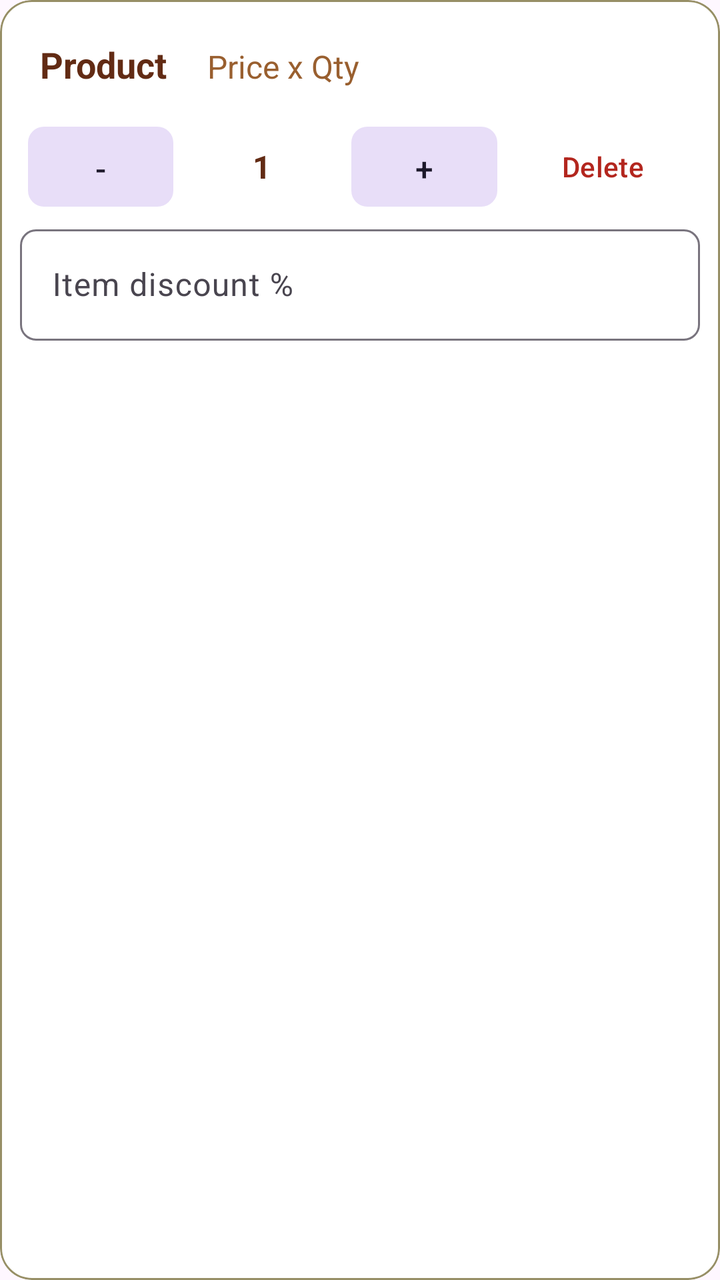
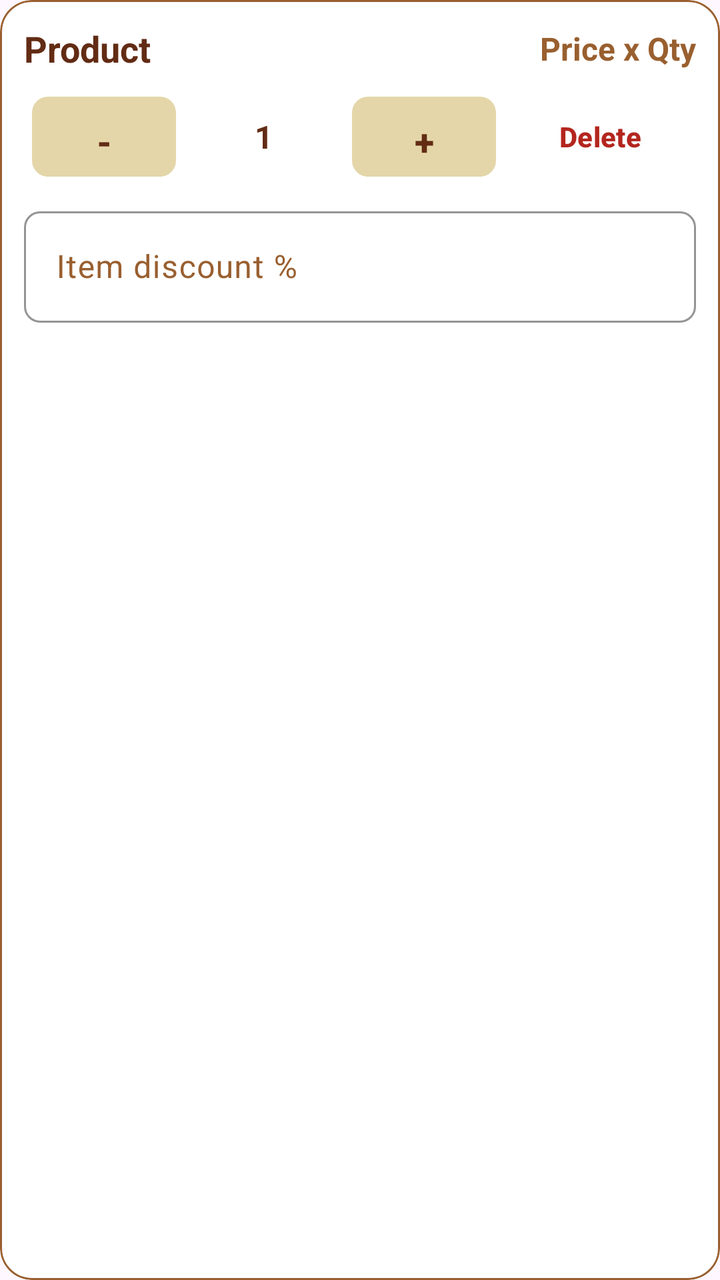

Before-and-after screenshots of an Android layout around one commit, followed by the original layout XML and the change that was made.
<!-- AndroidManifest.xml: application theme Theme.MyShopApp -->
<!-- res/layout/item_cart.xml -->
<?xml version="1.0" encoding="utf-8"?>
<com.google.android.material.card.MaterialCardView
    xmlns:android="http://schemas.android.com/apk/res/android"
    xmlns:app="http://schemas.android.com/apk/res-auto"
    android:layout_width="match_parent"
    android:layout_height="wrap_content"
    android:layout_marginVertical="3dp"
    app:cardBackgroundColor="@color/md_surface"
    app:cardCornerRadius="16dp"
    app:strokeColor="@color/md_tertiary"
    app:strokeWidth="1dp">

    <LinearLayout
        android:orientation="vertical"
        android:padding="10dp"
        android:layout_width="match_parent"
        android:layout_height="wrap_content">


    <LinearLayout
        android:orientation="horizontal"
        android:padding="10dp"
        android:layout_width="wrap_content"
        android:layout_height="wrap_content">


        <TextView
            android:id="@+id/tvName"
            android:layout_width="wrap_content"
            android:layout_height="wrap_content"
            android:text="Product"
            android:textStyle="bold"
            android:textColor="@color/md_primary"
            android:textSize="18sp" />

        <TextView
            android:id="@+id/tvPrice"
            android:layout_width="wrap_content"
            android:layout_height="wrap_content"
            android:layout_marginLeft="20.dp"
            android:text="Price x Qty"
            android:textColor="@color/md_secondary"
            android:textSize="16sp" />

    </LinearLayout>


        <LinearLayout
            android:layout_width="match_parent"
            android:layout_height="wrap_content"
            android:orientation="horizontal"
            android:gravity="center_vertical"
            android:paddingTop="5.dp">

            <com.google.android.material.button.MaterialButton
                android:id="@+id/btnMinus"
                style="@style/Widget.Material3.Button.IconButton.Filled.Tonal"
                android:layout_width="0dp"
                android:layout_weight="1"
                android:layout_height="48dp"
                android:text="-"
                android:textSize="16sp"
                app:cornerRadius="8dp"/>

            <TextView
                android:id="@+id/tvQty"
                android:layout_width="0dp"
                android:layout_weight="1"
                android:layout_height="wrap_content"
                android:gravity="center"
                android:text="1"
                android:textSize="16sp"
                android:textStyle="bold"
                android:textColor="@color/md_primary"/>

            <com.google.android.material.button.MaterialButton
                android:id="@+id/btnPlus"
                style="@style/Widget.Material3.Button.IconButton.Filled.Tonal"
                android:layout_width="0dp"
                android:layout_weight="1"
                android:layout_height="48dp"
                android:text="+"
                android:textSize="16sp"
                app:cornerRadius="8dp"/>

            <com.google.android.material.button.MaterialButton
                android:id="@+id/btnDelete"
                style="@style/Widget.Material3.Button.TextButton"
                android:layout_width="0dp"
                android:layout_weight="1.2"
                android:layout_height="48dp"
                android:text="Delete"
                android:textColor="?attr/colorError"
                app:cornerRadius="8dp"/>

        </LinearLayout>

        <com.google.android.material.textfield.TextInputLayout
            style="@style/Widget.Material3.TextInputLayout.OutlinedBox"
            android:layout_width="match_parent"
            android:layout_height="wrap_content"
            android:layout_marginTop="2dp"
            app:boxCornerRadiusTopStart="8dp"
            app:boxCornerRadiusTopEnd="8dp"
            app:boxCornerRadiusBottomStart="8dp"
            app:boxCornerRadiusBottomEnd="8dp">

            <com.google.android.material.textfield.TextInputEditText
                android:id="@+id/etDiscount"
                android:layout_width="match_parent"
                android:layout_height="wrap_content"
                android:hint="Item discount %"
                android:inputType="numberDecimal" />
        </com.google.android.material.textfield.TextInputLayout>

    </LinearLayout>
</com.google.android.material.card.MaterialCardView>
<!-- resources referenced by this layout -->
<resources>
  <color name="md_primary">#622B14</color>
  <color name="md_secondary">#995F2F</color>
  <color name="md_surface">#FFFFFF</color>
  <color name="md_tertiary">#978F66</color>
  <style name="Theme.MyShopApp" parent="Base.Theme.MyShopApp" />
  <style name="Base.Theme.MyShopApp" parent="Theme.Material3.DayNight.NoActionBar">
          
          
      </style>
</resources>

<!-- the commit's change to res/layout/item_cart.xml (unified diff, before → after) -->
@@ -4,63 +4,55 @@
     xmlns:app="http://schemas.android.com/apk/res-auto"
     android:layout_width="match_parent"
     android:layout_height="wrap_content"
-    android:layout_marginVertical="3dp"
-    app:cardBackgroundColor="@color/md_surface"
+    android:layout_marginVertical="4dp" app:cardBackgroundColor="@color/md_surface"
     app:cardCornerRadius="16dp"
-    app:strokeColor="@color/md_tertiary"
-    app:strokeWidth="1dp">
+    app:strokeColor="@color/md_secondary" app:strokeWidth="1dp">
 
     <LinearLayout
         android:orientation="vertical"
-        android:padding="10dp"
-        android:layout_width="match_parent"
+        android:padding="12dp" android:layout_width="match_parent"
         android:layout_height="wrap_content">
 
+        <LinearLayout
+            android:orientation="horizontal"
+            android:layout_width="match_parent" android:layout_height="wrap_content"
+            android:gravity="center_vertical">
 
-    <LinearLayout
-        android:orientation="horizontal"
-        android:padding="10dp"
-        android:layout_width="wrap_content"
-        android:layout_height="wrap_content">
+            <TextView
+                android:id="@+id/tvName"
+                android:layout_width="0dp"
+                android:layout_weight="1"
+                android:layout_height="wrap_content"
+                android:text="Product"
+                android:textStyle="bold"
+                android:textColor="@color/md_primary"
+                android:textSize="18sp" />
 
-
-        <TextView
-            android:id="@+id/tvName"
-            android:layout_width="wrap_content"
-            android:layout_height="wrap_content"
-            android:text="Product"
-            android:textStyle="bold"
-            android:textColor="@color/md_primary"
-            android:textSize="18sp" />
-
-        <TextView
-            android:id="@+id/tvPrice"
-            android:layout_width="wrap_content"
-            android:layout_height="wrap_content"
-            android:layout_marginLeft="20.dp"
-            android:text="Price x Qty"
-            android:textColor="@color/md_secondary"
-            android:textSize="16sp" />
-
-    </LinearLayout>
-
+            <TextView
+                android:id="@+id/tvPrice"
+                android:layout_width="wrap_content"
+                android:layout_height="wrap_content"
+                android:layout_marginLeft="16dp" android:text="Price x Qty"
+                android:textColor="@color/md_secondary"
+                android:textSize="16sp"
+                android:textStyle="bold" />
+        </LinearLayout>
 
         <LinearLayout
             android:layout_width="match_parent"
             android:layout_height="wrap_content"
             android:orientation="horizontal"
             android:gravity="center_vertical"
-            android:paddingTop="5.dp">
-
-            <com.google.android.material.button.MaterialButton
-                android:id="@+id/btnMinus"
-                style="@style/Widget.Material3.Button.IconButton.Filled.Tonal"
-                android:layout_width="0dp"
-                android:layout_weight="1"
-                android:layout_height="48dp"
-                android:text="-"
-                android:textSize="16sp"
-                app:cornerRadius="8dp"/>
+            android:paddingTop="8dp"> <com.google.android.material.button.MaterialButton
+            android:id="@+id/btnMinus"
+            style="@style/Widget.Material3.Button.IconButton.Filled.Tonal"
+            android:layout_width="0dp"
+            android:layout_weight="1"
+            android:layout_height="48dp"
+            android:text="-"
+            android:textColor="@color/md_primary" app:backgroundTint="@color/md_background" android:textSize="18sp"
+            android:textStyle="bold"
+            app:cornerRadius="8dp"/>
 
             <TextView
                 android:id="@+id/tvQty"
@@ -71,7 +63,7 @@
                 android:text="1"
                 android:textSize="16sp"
                 android:textStyle="bold"
-                android:textColor="@color/md_primary"/>
+                android:textColor="@color/md_on_surface"/>
 
             <com.google.android.material.button.MaterialButton
                 android:id="@+id/btnPlus"
@@ -80,7 +72,10 @@
                 android:layout_weight="1"
                 android:layout_height="48dp"
                 android:text="+"
-                android:textSize="16sp"
+                android:textColor="@color/md_primary"
+                app:backgroundTint="@color/md_background"
+                android:textSize="18sp"
+                android:textStyle="bold"
                 app:cornerRadius="8dp"/>
 
             <com.google.android.material.button.MaterialButton
@@ -90,16 +85,19 @@
                 android:layout_weight="1.2"
                 android:layout_height="48dp"
                 android:text="Delete"
+                android:textStyle="bold"
                 android:textColor="?attr/colorError"
                 app:cornerRadius="8dp"/>
-
         </LinearLayout>
 
         <com.google.android.material.textfield.TextInputLayout
             style="@style/Widget.Material3.TextInputLayout.OutlinedBox"
             android:layout_width="match_parent"
             android:layout_height="wrap_content"
-            android:layout_marginTop="2dp"
+            android:layout_marginTop="8dp"
+            android:textColorHint="@color/md_secondary"
+            app:hintTextColor="@color/md_primary"
+            app:boxStrokeColor="@color/md_primary"
             app:boxCornerRadiusTopStart="8dp"
             app:boxCornerRadiusTopEnd="8dp"
             app:boxCornerRadiusBottomStart="8dp"
@@ -110,6 +108,7 @@
                 android:layout_width="match_parent"
                 android:layout_height="wrap_content"
                 android:hint="Item discount %"
+                android:textColor="@color/md_on_surface"
                 android:inputType="numberDecimal" />
         </com.google.android.material.textfield.TextInputLayout>
 
<!-- resource entries referenced after the edit -->
@@ -1,9 +1,10 @@
 <!-- resources referenced by this layout -->
 <resources>
+  <color name="md_background">#E4D6A9</color>
+  <color name="md_on_surface">#622B14</color>
   <color name="md_primary">#622B14</color>
   <color name="md_secondary">#995F2F</color>
   <color name="md_surface">#FFFFFF</color>
-  <color name="md_tertiary">#978F66</color>
   <style name="Theme.MyShopApp" parent="Base.Theme.MyShopApp" />
   <style name="Base.Theme.MyShopApp" parent="Theme.Material3.DayNight.NoActionBar">
           
